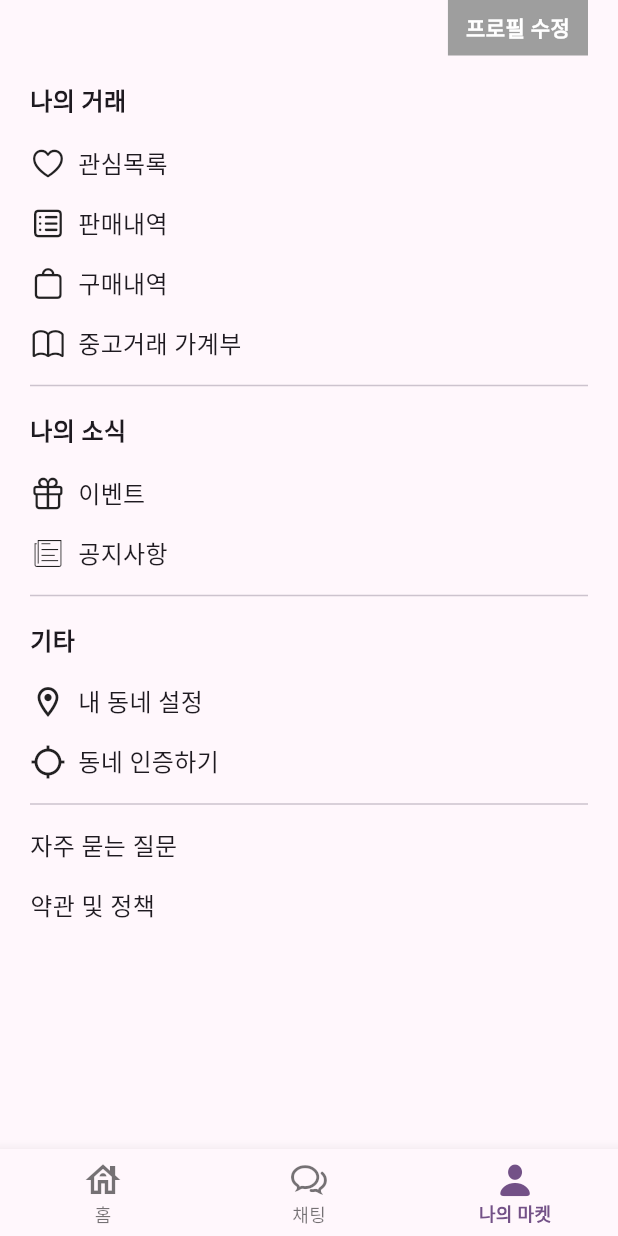
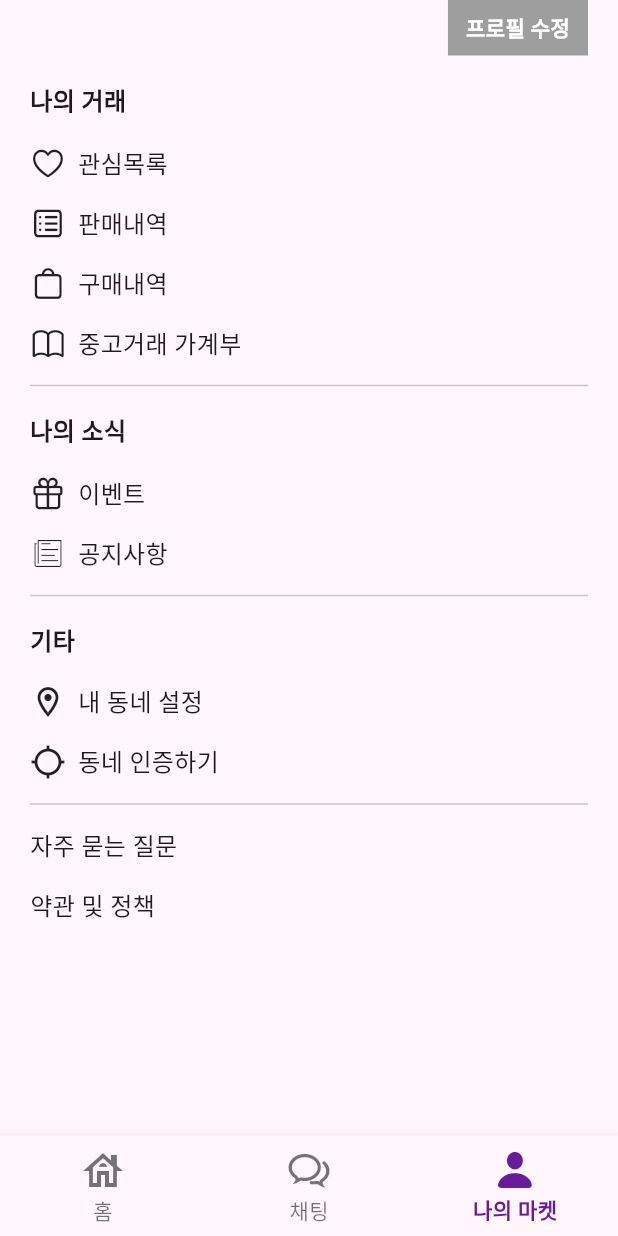
Before and after one commit to oosuhada/flutter_nomad_market_v1.1, a Flutter app: the HomePage screen opened directly, item 3 of the bottom bar chosen, on a phone screen of 412 x 824 dp. Run offline on Flutter 3.47's test engine with Material 3 defaults, Android fonts, the phone set to English and light mode, and no system bars; our stand-ins replace dio, flutter_riverpod, geolocator, image_picker; missing offline and left inert: stomp_dart_client; network calls fail.

Commit message:
edit UI common themes

```diff
--- a/lib/main.dart
+++ b/lib/main.dart
@@ -21,7 +21,7 @@ class MyApp extends StatelessWidget {
         appBarTheme: AppBarTheme(
           centerTitle: false,
           titleTextStyle: TextStyle(
-            fontSize: 16,
+            fontSize: 18,
             color: Colors.black,
             fontWeight: FontWeight.bold,
           ),
--- a/lib/ui/pages/home/widgets/home_bottom_navigation_bar.dart
+++ b/lib/ui/pages/home/widgets/home_bottom_navigation_bar.dart
@@ -13,34 +13,39 @@ class HomeBottomNavigationBar extends StatelessWidget {
         return BottomNavigationBar(
           currentIndex: currentIndex,
           onTap: viewModel.onIndexChanged,
-            iconSize: 28,
+          iconSize: 32,
           selectedLabelStyle: TextStyle(
-              fontSize: 12,
+            fontSize: 14,
             fontWeight: FontWeight.bold,
           ),
           unselectedLabelStyle: TextStyle(
-              fontSize: 12,
+            fontSize: 14,
           ),
+          selectedItemColor: Colors.purple.shade800, // 선택된 아이콘 색상 지정
           items: [
             BottomNavigationBarItem(
               icon: Icon(Icons.house_outlined),
-                activeIcon: Icon(Icons.home),
+              activeIcon: Icon(Icons.home,
+                  color: Colors.purple.shade800), // activeIcon 색상 지정
               label: '홈',
               tooltip: '홈',
             ),
             BottomNavigationBarItem(
               icon: Icon(CupertinoIcons.chat_bubble_2),
-                activeIcon: Icon(CupertinoIcons.chat_bubble_2_fill),
+              activeIcon: Icon(CupertinoIcons.chat_bubble_2_fill,
+                  color: Colors.purple.shade800), // activeIcon 색상 지정
               label: '채팅',
               tooltip: '채팅',
             ),
             BottomNavigationBarItem(
               icon: Icon(CupertinoIcons.person),
-                activeIcon: Icon(CupertinoIcons.person_fill),
+              activeIcon: Icon(CupertinoIcons.person_fill,
+                  color: Colors.purple.shade800), // activeIcon 색상 지정
               label: '나의 마켓',
               tooltip: '나의 마켓',
             ),
-            ]);
+          ],
+        );
       },
     );
   }
```
Also changed, not shown: lib/ui/pages/home/widgets/home_floating_action_button.dart (+6 -2 lines). Lines whose indentation alone changed are shown as unchanged.
